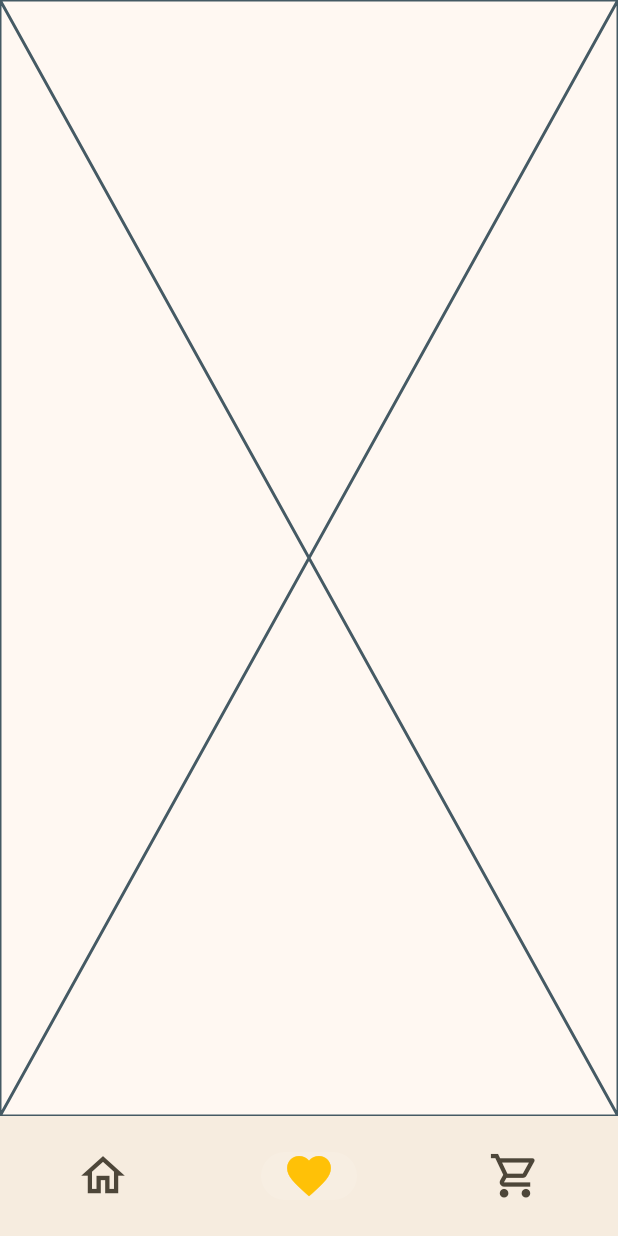
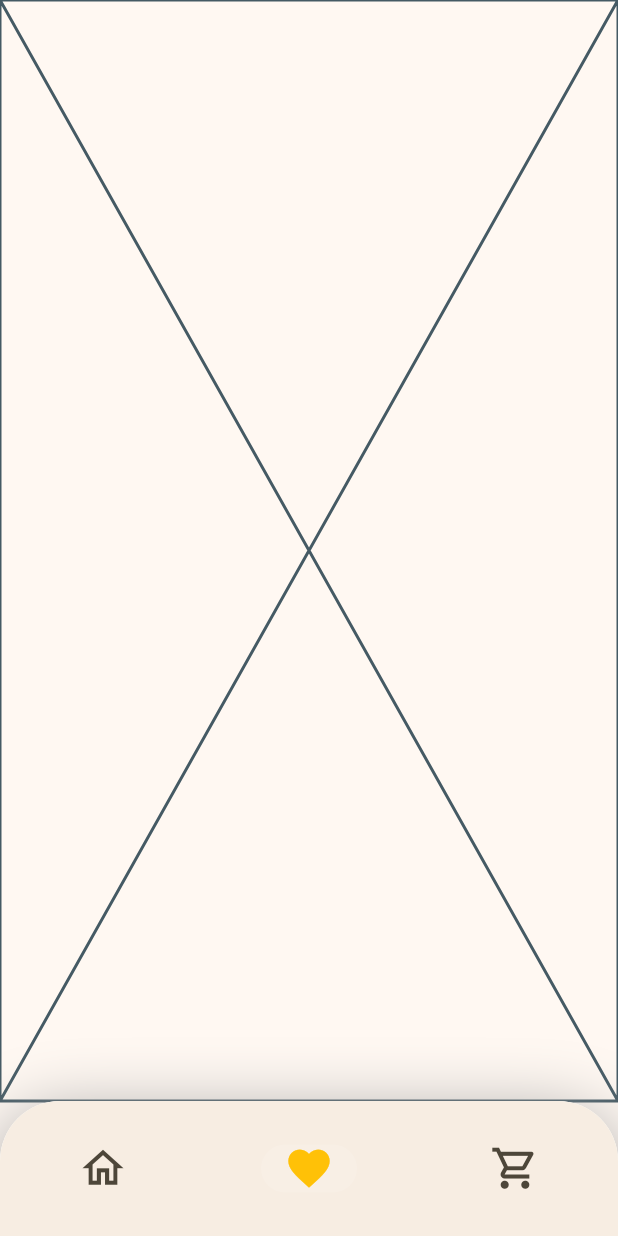
Before and after one commit to Matheo-delaunay/imt-framework-front, a Flutter app: the screen it shows after launch, item 2 of the bottom bar chosen, on a phone screen of 412 x 824 dp. Run offline on Flutter 3.47's test engine with Material 2 defaults, Android fonts, the phone set to English and light mode, and no system bars; our stand-ins replace simple_animations, supercharged.

Commit message:
fix: add shadow and modify navbar shape

```diff
--- a/lib/views/home_nav_bar.dart
+++ b/lib/views/home_nav_bar.dart
@@ -1,6 +1,8 @@
 import 'package:flutter/material.dart';
 import 'package:imt_framework_front/main.dart';
 import 'package:provider/provider.dart';
+import 'package:imt_framework_front/views/utils/constants.dart';
+
 
 class HomeNavBar extends StatelessWidget {
   @override
@@ -9,37 +11,53 @@ class HomeNavBar extends StatelessWidget {
     var appState = context.watch<MyAppState>();
 
     return  Scaffold(
-            bottomNavigationBar: NavigationBar(
+            bottomNavigationBar: Container(
+              decoration: const BoxDecoration(
+                color: Colors.white,
+                borderRadius: BorderRadius.only(topRight: Radius.circular(40),topLeft: Radius.circular(40)),
+                boxShadow: [
+                  BoxShadow(
+                      color: Colors.grey, //New
+                      blurRadius: 40.0,
+                      offset: Offset(0, 10))
+                ],
+              ),
+              child: ClipRRect(
+                  borderRadius: BorderRadius.only(topRight: Radius.circular(40),topLeft: Radius.circular(40)),
+                  child: NavigationBar(
+                  height: 90,
                   onDestinationSelected: (int index) {
                       appState.currentPageIndex = index;
                       appState.pageChange();
                   },
+                  surfaceTintColor: Colors.white,
                   labelBehavior: NavigationDestinationLabelBehavior.alwaysHide,
                   indicatorColor: Colors.white10,
                   selectedIndex: appState.currentPageIndex,
-                destinations: const <Widget>[
+                  destinations: <Widget>[
                     NavigationDestination(
                       selectedIcon: Icon(
                         Icons.home,
                         color: Colors.amber,
-                      size: 35,
+                        size: Constants.navbarIconSize,
                       ),
-                    icon: Icon(Icons.home_outlined, size: 35, weight: 10),
+                      icon: Icon(Icons.home_outlined, size: Constants.navbarIconSize),
                       label: 'Home',
                     ),
                     NavigationDestination(
                       selectedIcon: Icon(Icons.favorite,
-                        color: Colors.amber, size: 35,),
-                    icon: Icon(Icons.favorite_border, size: 35,),
+                          color: Colors.amber, size: Constants.navbarIconSize,),
+                      icon: Icon(Icons.favorite_border, size: Constants.navbarIconSize,),
                       label: 'Business',
                     ),
                     NavigationDestination(
                       selectedIcon: Icon(Icons.shopping_cart,
-                        color: Colors.amber, size: 35,),
-                    icon: Icon(Icons.shopping_cart_outlined, size: 35,),
+                          color: Colors.amber, size: Constants.navbarIconSize,),
+                      icon: Icon(Icons.shopping_cart_outlined, size: Constants.navbarIconSize,),
                       label: 'School',
                     ),
                   ],
+                )),
             ),
       body: Container(
         child: appState.page,
--- a/lib/views/utils/constants.dart
+++ b/lib/views/utils/constants.dart
@@ -1,6 +1,7 @@
 
-class AppCardSize{
+class Constants{
   static final double width = 0.44;
   static final double height = 0.3;
   static final double betweenCardWidth = 0.03;
+  static final double navbarIconSize = 33.0;
 }
--- a/lib/views/widgets/dish_card/dish_card.dart
+++ b/lib/views/widgets/dish_card/dish_card.dart
@@ -21,7 +21,7 @@ class DishCard extends StatelessWidget {
   @override
   Widget build(BuildContext context) {
     return Container(
-      width: MediaQuery.of(context).size.width * AppCardSize.width,
+      width: MediaQuery.of(context).size.width * Constants.width,
       child: Card(
         elevation: 5,
         surfaceTintColor: Colors.white,
--- a/lib/views/widgets/dish_card/dish_card_image.dart
+++ b/lib/views/widgets/dish_card/dish_card_image.dart
@@ -10,8 +10,8 @@ class DishCardImage extends StatelessWidget {
   @override
   Widget build(BuildContext context) {
     return Container(
-      width: MediaQuery.of(context).size.width * AppCardSize.width,
-      height: MediaQuery.of(context).size.width * AppCardSize.height,
+      width: MediaQuery.of(context).size.width * Constants.width,
+      height: MediaQuery.of(context).size.width * Constants.height,
       child: ClipRRect(
         borderRadius: BorderRadius.circular(20),
         child: Image(
```
Also changed, not shown: lib/views/dishes_page.dart (+4 -4 lines). Lines whose indentation alone changed are shown as unchanged.
